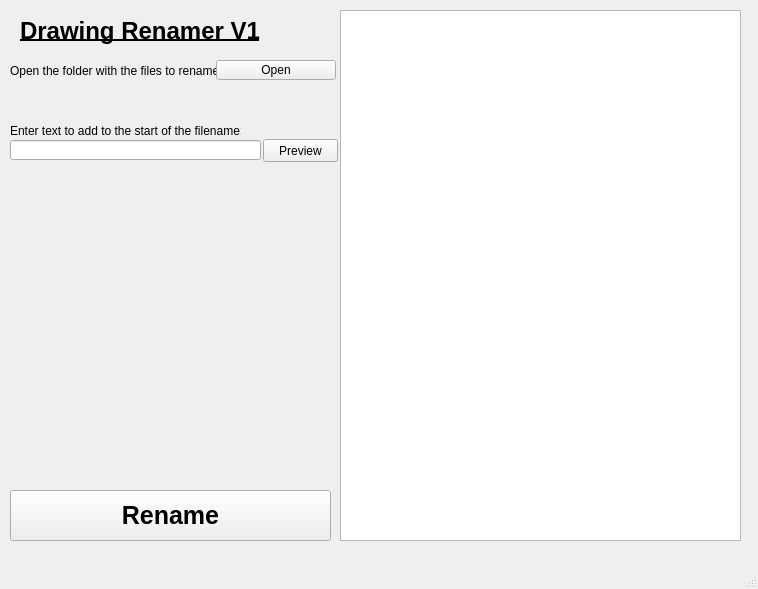
craig3050/GUI-Test, file Drawing_Renamer.ui: the form before one commit.
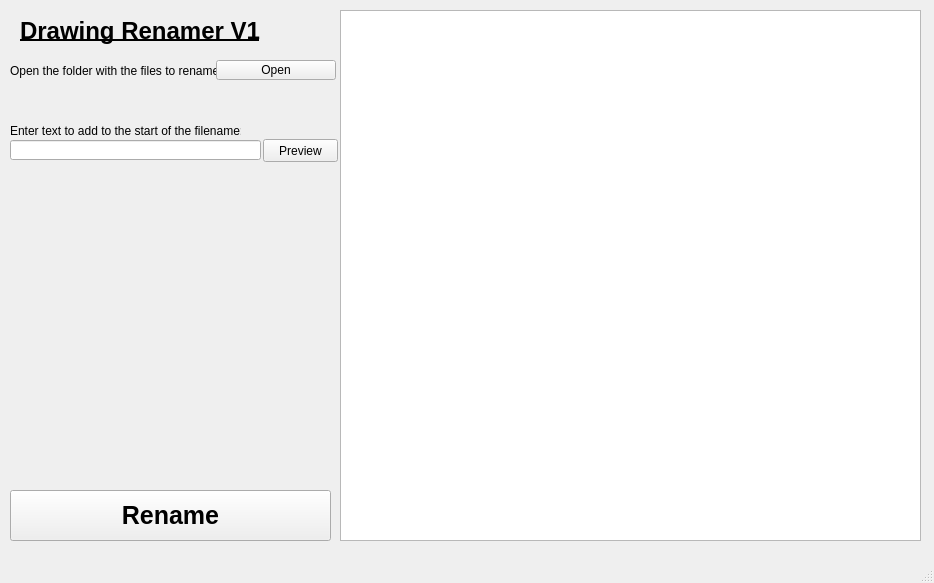
The form after the commit.

What changed in the file:
```diff
--- a/Drawing_Renamer.ui
+++ b/Drawing_Renamer.ui
@@ -6,8 +6,8 @@
    <rect>
     <x>0</x>
     <y>0</y>
-    <width>758</width>
-    <height>589</height>
+    <width>934</width>
+    <height>583</height>
    </rect>
   </property>
   <property name="windowTitle">
@@ -19,7 +19,7 @@
      <rect>
       <x>340</x>
       <y>10</y>
-      <width>401</width>
+      <width>581</width>
       <height>531</height>
      </rect>
     </property>
```
Left out of the diff: 2 changed lines with no effect on the pictures.
